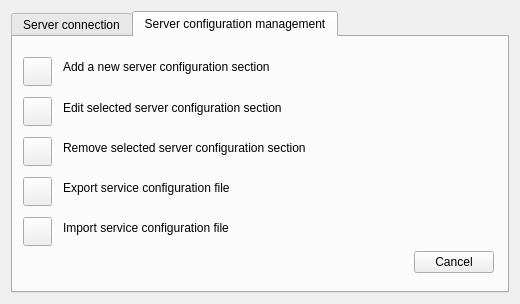
The window that mapbender_plugin/resources/ui/main_dialog.ui (WhereGroup/QGIS2Mapbender) describes before a commit, drawn with Qt 5.
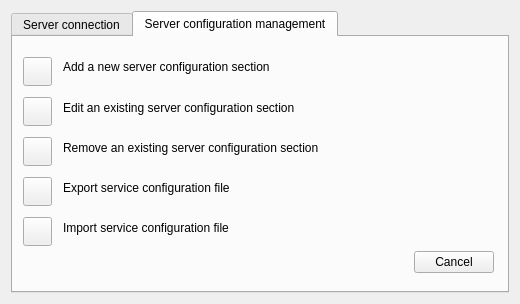
The same window after the commit. Icons and pictures are not drawn.

Commit message: update add, edit and remove section

What changed in the file:
```diff
--- a/mapbender_plugin/resources/ui/main_dialog.ui
+++ b/mapbender_plugin/resources/ui/main_dialog.ui
@@ -194,7 +194,7 @@
         </rect>
        </property>
        <property name="text">
-        <string>Edit selected server configuration section</string>
+        <string>Edit an existing server configuration section</string>
        </property>
       </widget>
       <widget class="QToolButton" name="exportServiceConfigFileButton">
@@ -224,7 +224,7 @@
         </rect>
        </property>
        <property name="text">
-        <string>Remove selected server configuration section</string>
+        <string>Remove an existing server configuration section</string>
        </property>
       </widget>
       <widget class="QToolButton" name="removeSelectedServerConfigButton">
```
Left out of the diff: 8 changed lines with no effect on the pictures. The commit also changes 7 other files.
